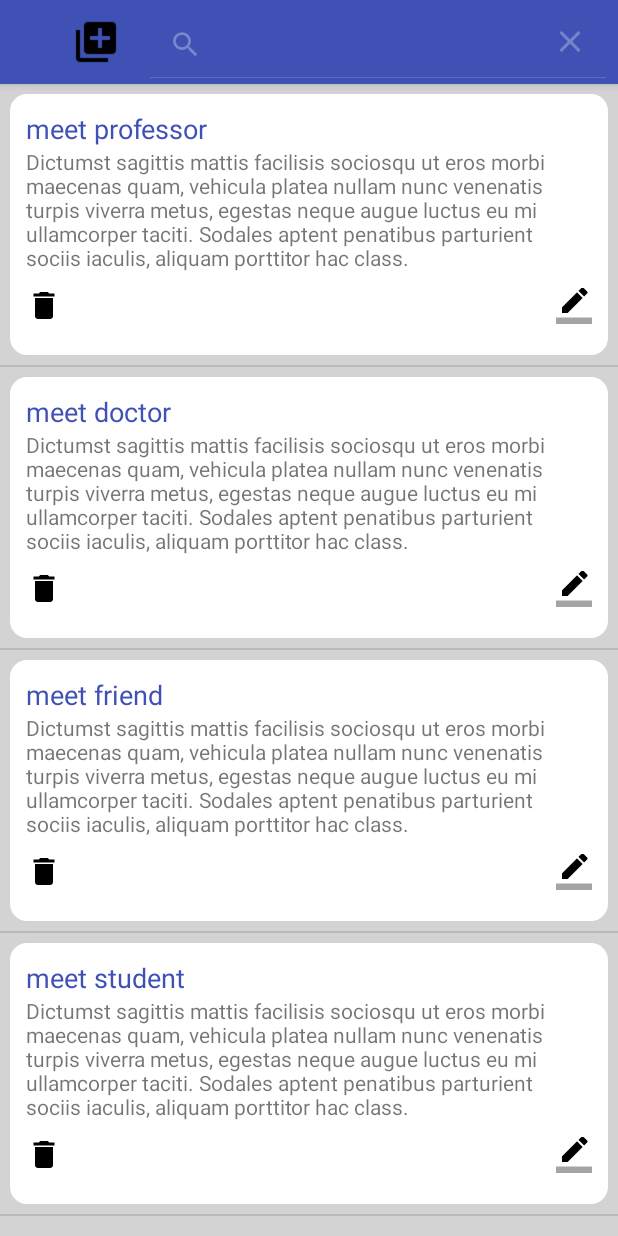
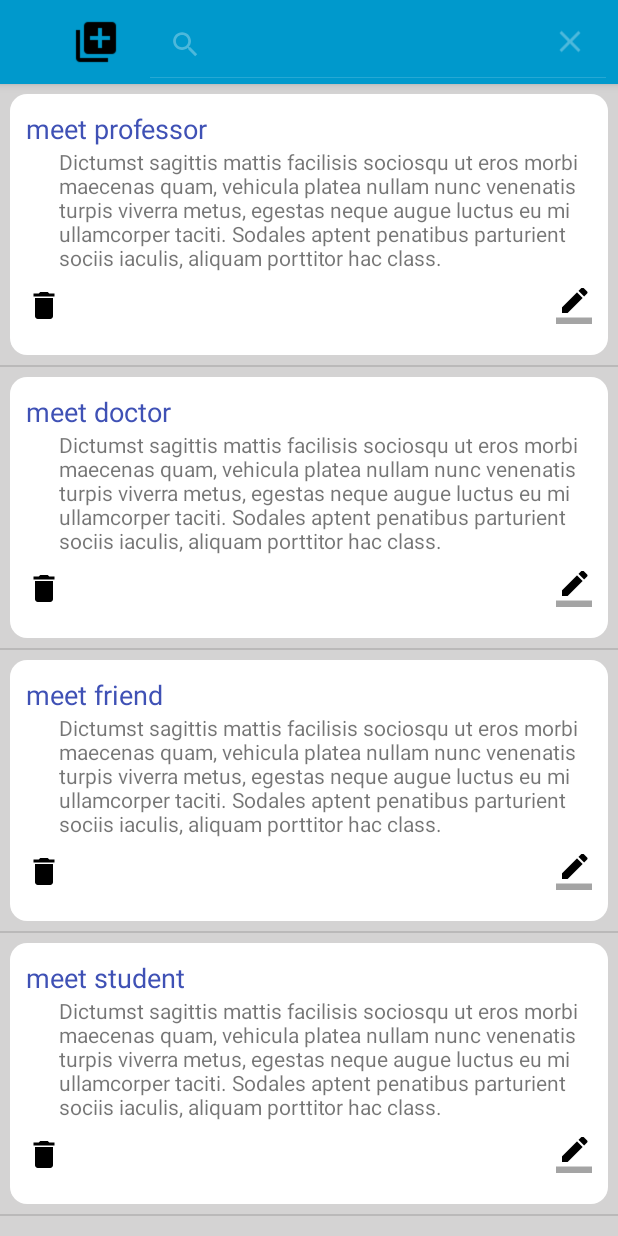
Before and after one commit to dev-tam/NoteApp, an Android app: the screen it shows after launch (MainActivity), after a tap on "Search", on a phone screen of 412 x 824 dp. Run offline under Robolectric (Android 15) with nearby library versions, the phone set to English and light mode, and no system bars.

Commit message:
coloring

```diff
--- a/app/src/main/res/layout/ticket.xml
+++ b/app/src/main/res/layout/ticket.xml
@@ -23,6 +23,7 @@
             android:textSize="18sp" />
 
         <TextView
+            android:paddingLeft="10pt"
             android:id="@+id/tvDes"
             android:layout_width="match_parent"
             android:layout_height="wrap_content"
--- a/app/src/main/res/values/styles.xml
+++ b/app/src/main/res/values/styles.xml
@@ -3,9 +3,10 @@
     <!-- Base application theme. -->
     <style name="AppTheme" parent="Theme.AppCompat.Light.DarkActionBar">
         <!-- Customize your theme here. -->
-        <item name="colorPrimary">@color/colorPrimary</item>
-        <item name="colorPrimaryDark">@color/colorPrimaryDark</item>
+        <item name="colorPrimary">@color/darkblue</item>
+        <item name="colorPrimaryDark">@color/customeblue</item>
         <item name="colorAccent">@color/colorAccent</item>
+        <item name="android:navigationBarColor">@color/darkgreen</item>
     </style>
 
 </resources>
```
Also changed, not shown: app/src/main/res/values/colors.xml (+17 -0 lines).
